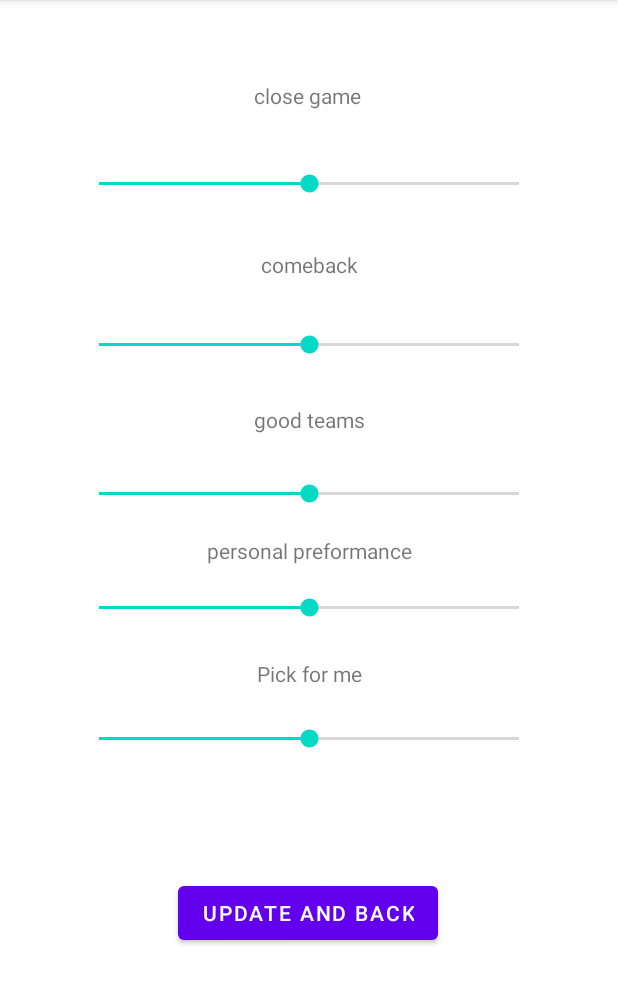
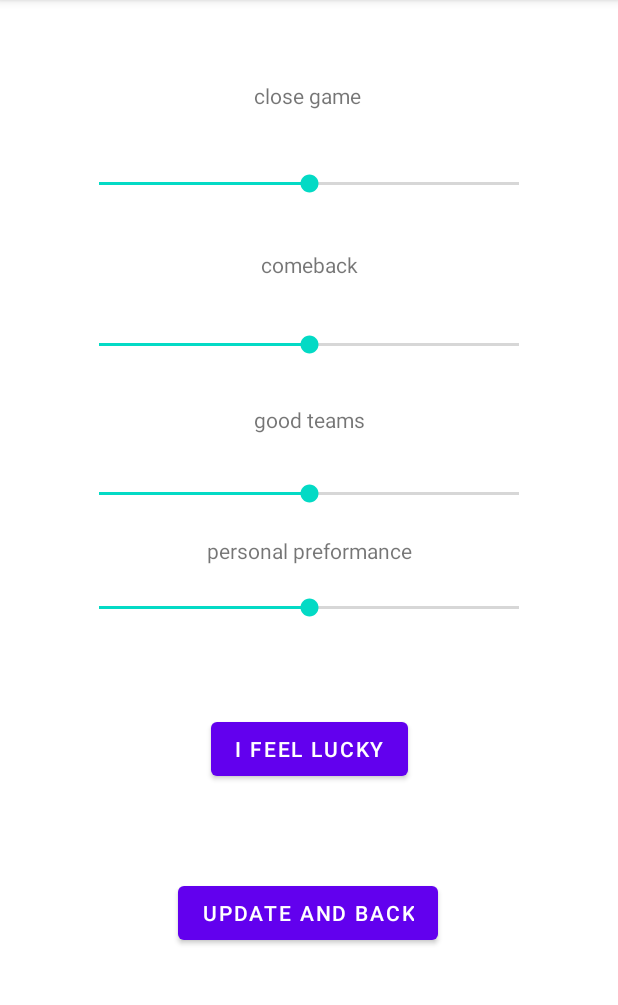
Before and after one commit to shilofed/NBA-project, an Android app: the Preference screen opened directly, with no data from a screen before it, on a phone screen of 412 x 824 dp, the part 84-1089 px from its top. Run offline under Robolectric (Android 15) with nearby library versions, the phone set to English and light mode, and no system bars; network calls fail.

Commit message:
I feel lucky button

```diff
--- a/NBA_Android_Studio/app/src/main/java/com/example/a2_screens/Preference.kt
+++ b/NBA_Android_Studio/app/src/main/java/com/example/a2_screens/Preference.kt
@@ -17,10 +17,16 @@ class Preference : AppCompatActivity() {
         val prefArray = resources.getStringArray(R.array.types_of_game)
         val prefMap = prefArray.map { it to 5 }.toMap().toMutableMap()
         val prefButton: Button = findViewById(R.id.back_button)
+        val luckyButton: Button = findViewById(R.id.lucky_button)
         prefButton.setOnClickListener{
 //            prefButton.addExtraDataToAccessibilityNodeInfo(prefMap)
             go_back(prefButton, prefMap)
         }
+        luckyButton.setOnClickListener{
+//            prefButton.addExtraDataToAccessibilityNodeInfo(prefMap)
+            I_feel_lucky(prefButton, prefMap)
+        }
+
 
         val seek0: SeekBar = findViewById(R.id.seekBar0)
         seek0.setOnSeekBarChangeListener(object :
@@ -102,30 +108,40 @@ class Preference : AppCompatActivity() {
                 prefMap[prefArray[3]] = seek.progress
             }
         })
-
-        val seek4: SeekBar = findViewById(R.id.seekBar4)
-        seek4.setOnSeekBarChangeListener(object :
-            SeekBar.OnSeekBarChangeListener {
-            override fun onProgressChanged(seek: SeekBar,
-                                           progress: Int, fromUser: Boolean) {
-//                prefMap[prefArray[0]] = progress
-
-            }
-
-            override fun onStartTrackingTouch(seek: SeekBar) {
-
-                // write custom code for progress is started
-            }
-
-            override fun onStopTrackingTouch(seek: SeekBar) {
-
-                prefMap[prefArray[4]] = seek.progress
-            }
-        })
+//
+//        val seek4: SeekBar = findViewById(R.id.seekBar4)
+//        seek4.setOnSeekBarChangeListener(object :
+//            SeekBar.OnSeekBarChangeListener {
+//            override fun onProgressChanged(seek: SeekBar,
+//                                           progress: Int, fromUser: Boolean) {
+////                prefMap[prefArray[0]] = progress
+//
+//            }
+//
+//            override fun onStartTrackingTouch(seek: SeekBar) {
+//
+//                // write custom code for progress is started
+//            }
+//
+//            override fun onStopTrackingTouch(seek: SeekBar) {
+//
+//                prefMap[prefArray[4]] = seek.progress
+//            }
+//        })
 
 
     }
+    fun I_feel_lucky(view: View, prefMap: Map<String, Int>) {
+        val intent = Intent(this, MainActivity::class.java)
+        for ((key, value) in prefMap){
+            intent.putExtra(key, 5)
+            print(key)
+            print(value)
+        }
 
+
+        startActivity(intent)
+    }
 
     fun go_back(view: View, prefMap: Map<String, Int>) {
         val intent = Intent(this, MainActivity::class.java)
--- a/NBA_Android_Studio/app/src/main/res/layout/activity_preference.xml
+++ b/NBA_Android_Studio/app/src/main/res/layout/activity_preference.xml
@@ -17,6 +17,16 @@
         app:layout_constraintStart_toStartOf="parent"
         app:layout_constraintTop_toTopOf="parent"
         app:layout_constraintVertical_bias="0.812" />
+
+    <Button
+        android:id="@+id/lucky_button"
+        android:layout_width="wrap_content"
+        android:layout_height="wrap_content"
+        android:text="I FEEL LUCKY"
+        app:layout_constraintBottom_toTopOf="@+id/back_button"
+        app:layout_constraintEnd_toEndOf="parent"
+        app:layout_constraintStart_toStartOf="parent"
+        app:layout_constraintTop_toBottomOf="@+id/seekBar3" />
 
     <SeekBar
         android:id="@+id/seekBar0"
@@ -70,19 +80,6 @@
         app:layout_constraintVertical_bias="0.741"
         tools:layout_editor_absoluteX="16dp" />
 
-    <SeekBar
-        android:id="@+id/seekBar4"
-        android:layout_width="match_parent"
-        android:layout_height="wrap_content"
-        android:layout_margin="50dp"
-        android:max="10"
-        android:min="0"
-        android:progress="5"
-        app:layout_constraintBottom_toTopOf="@+id/back_button"
-        app:layout_constraintTop_toTopOf="parent"
-        app:layout_constraintVertical_bias="0.929"
-        tools:layout_editor_absoluteX="16dp" />
-
     <TextView
         android:id="@+id/textView3"
         android:layout_width="wrap_content"
@@ -126,14 +123,4 @@
         app:layout_constraintStart_toStartOf="parent"
         app:layout_constraintTop_toBottomOf="@+id/seekBar2" />
 
-    <TextView
-        android:id="@+id/textView10"
-        android:layout_width="wrap_content"
-        android:layout_height="wrap_content"
-        android:text="Pick for me"
-        app:layout_constraintBottom_toTopOf="@+id/seekBar4"
-        app:layout_constraintEnd_toEndOf="parent"
-        app:layout_constraintStart_toStartOf="parent"
-        app:layout_constraintTop_toBottomOf="@+id/seekBar3" />
-
 </androidx.constraintlayout.widget.ConstraintLayout>
```
